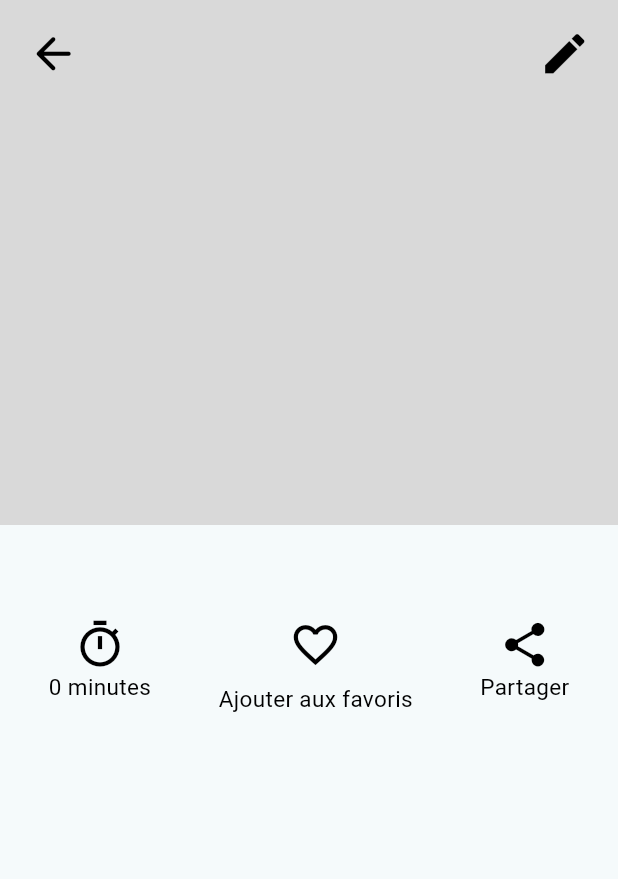
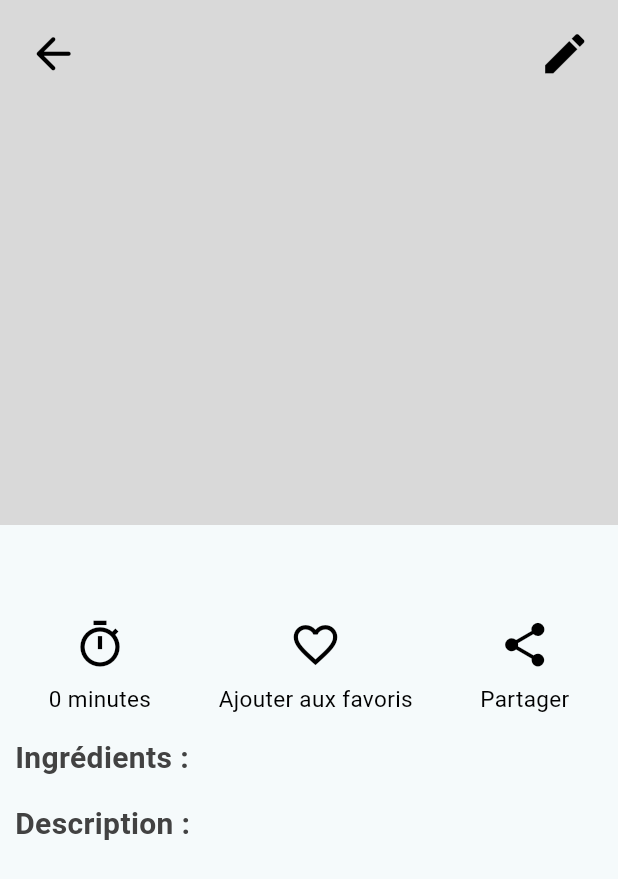
Before and after one commit to EstebanzG/recipes, a Flutter app: the DetailPage screen opened directly with empty values, on a phone screen of 412 x 824 dp. Shown: the top 879 px of the screen. Run offline on Flutter 3.47's test engine with Material 3 defaults, Android fonts, the phone set to English and light mode, and no system bars; our stand-ins replace drift, flutter_bloc, share_plus, sqlite3_flutter_libs, toastification; missing offline and left inert: sqlite3; accounts and stored records are empty; generated files the repository leaves out were written again.

Commit message:
[UPDATE] UI UX

```diff
--- a/lib/ui/pages/detail.page.dart
+++ b/lib/ui/pages/detail.page.dart
@@ -1,19 +1,32 @@
 import 'package:flutter/material.dart';
-import 'package:recipes/data/dto/recipe_detail_dto.dart';
 
+import '../../data/dto/recipe_detail_dto.dart';
 import '../cubit/recipes.cubit.dart';
 import '../widget/detail_information.dart';
 import 'form.page.dart';
 
-class DetailPage extends StatelessWidget {
+class DetailPage extends StatefulWidget {
   final RecipeDetailDto recipe;
   final RecipesCubit recipesCubit;
 
   const DetailPage({
-    super.key,
+    Key? key,
     required this.recipe,
     required this.recipesCubit,
-  });
+  }) : super(key: key);
+
+  @override
+  State<DetailPage> createState() => _DetailPageState();
+}
+
+class _DetailPageState extends State<DetailPage> {
+  late RecipeDetailDto localRecipe;
+
+  @override
+  void initState() {
+    super.initState();
+    localRecipe = widget.recipe;
+  }
 
   @override
   Widget build(BuildContext context) {
@@ -42,32 +55,32 @@ class DetailPage extends StatelessWidget {
                           Icons.arrow_back_rounded,
                           color: Colors.black,
                           size: 35.0,
-                          semanticLabel: 'back to Homepage',
+                          semanticLabel: 'Retour',
                         ),
                       ),
                       IconButton(
-                        onPressed: () {
-                          Navigator.push(
+                        onPressed: () async {
+                          var updatedRecipe = await Navigator.push(
                             context,
                             MaterialPageRoute(
-                                builder: (context) => FormPage(
-                                      recipe: RecipeDetailDto(
-                                        recipe.idRecipe,
-                                        recipe.favorite,
-                                        recipe.title,
-                                        recipe.description,
-                                        recipe.duration,
-                                        recipe.ingredients
-                                      ),
-                                      recipesCubit: recipesCubit,
-                                    )),
+                              builder: (context) => FormPage(
+                                recipe: localRecipe,
+                                recipesCubit: widget.recipesCubit,
+                              ),
+                            ),
                           );
+
+                          if (updatedRecipe != null) {
+                           setState(() {
+                             localRecipe = updatedRecipe;
+                           });
+                          }
                         },
                         icon: const Icon(
                           Icons.mode_edit_outline,
                           color: Colors.black,
                           size: 35.0,
-                          semanticLabel: 'Modify recipe',
+                          semanticLabel: 'Modifier la recette',
                         ),
                       ),
                     ],
@@ -75,7 +88,7 @@ class DetailPage extends StatelessWidget {
                 ),
               ],
             ),
-            DetailInformation(recipe: recipe, recipesCubit: recipesCubit)
+            DetailInformation(recipe: localRecipe, recipesCubit: widget.recipesCubit)
           ]),
         ),
       ),
--- a/lib/ui/pages/home.page.dart
+++ b/lib/ui/pages/home.page.dart
@@ -7,7 +7,7 @@ import '../cubit/recipes.cubit.dart';
 import '../cubit/recipes.states.dart';
 import '../widget/favorite_recipes.widget.dart';
 import '../widget/header.widget.dart';
-import '../widget/others_recipes.widget.dart';
+import '../widget/list_recipes.widget.dart';
 
 class HomePage extends StatefulWidget {
   const HomePage({
@@ -48,7 +48,7 @@ class _HomePageState extends State<HomePage> {
             child: Column(children: [
               const Header(),
               FavoriteRecipes(recipes: recipes),
-              OtherRecipes(recipes: recipes)
+              ListRecipes(recipes: recipes)
             ]),
           ),
         ),
--- a/lib/ui/widget/detail_information.dart
+++ b/lib/ui/widget/detail_information.dart
@@ -1,4 +1,5 @@
 import 'package:flutter/material.dart';
+import 'package:share_plus/share_plus.dart';
 
 import '../../data/dto/recipe_detail_dto.dart';
 import '../../src/services/recipe_service.dart';
@@ -40,6 +41,10 @@ class _DetailInformationState extends State<DetailInformation> {
     recipeService.updateRecipe(widget.recipe);
   }
 
+  void shareRecipe() {
+    Share.share(widget.recipe.toString());
+  }
+
   @override
   Widget build(BuildContext context) {
     return Padding(
@@ -50,12 +55,15 @@ class _DetailInformationState extends State<DetailInformation> {
             direction: Axis.horizontal,
             mainAxisAlignment: MainAxisAlignment.start,
             children: [
-              Text(
+              SizedBox(
+                width: MediaQuery.of(context).size.width - 50,
+                child: Text(
                   widget.recipe.title,
                   style: const TextStyle(
                     color: Colors.black,
                     fontSize: 24,
                     fontWeight: FontWeight.w700,
+                  ),
                 ),
               ),
             ],
@@ -70,11 +78,14 @@ class _DetailInformationState extends State<DetailInformation> {
               Flex(
                 direction: Axis.vertical,
                 children: [
-                  const Icon(
+                  IconButton(
+                    onPressed: () {},
+                    icon: const Icon(
                       Icons.timer_outlined,
                       color: Colors.black,
                       size: 35.0,
-                    semanticLabel: 'duration',
+                      semanticLabel: 'temps de réalisation',
+                    ),
                   ),
                   Text(
                     '${widget.recipe.duration} minutes',
@@ -97,11 +108,15 @@ class _DetailInformationState extends State<DetailInformation> {
                       isFavorite ? Icons.favorite : Icons.favorite_border,
                       color: Colors.black,
                       size: 35.0,
-                      semanticLabel: 'add to favorite',
+                      semanticLabel: isFavorite
+                          ? 'Supprimer des favoris'
+                          : 'Ajouter aux favoris',
                     ),
                   ),
                   Text(
-                    isFavorite ? 'Supprimer des favoris' : 'Ajouter aux favoris',
+                    isFavorite
+                        ? 'Supprimer des favoris'
+                        : 'Ajouter aux favoris',
                     style: const TextStyle(
                       color: Colors.black,
                       fontSize: 15,
@@ -110,16 +125,21 @@ class _DetailInformationState extends State<DetailInformation> {
                   ),
                 ],
               ),
-              const Flex(
+              Flex(
                 direction: Axis.vertical,
                 children: [
-                  Icon(
+                  IconButton(
+                    onPressed: () {
+                      shareRecipe();
+                    },
+                    icon: const Icon(
                       Icons.share,
                       color: Colors.black,
                       size: 35.0,
-                    semanticLabel: 'share',
+                      semanticLabel: 'partager',
                     ),
-                  Text(
+                  ),
+                  const Text(
                     'Partager',
                     style: TextStyle(
                       color: Colors.black,
@@ -132,10 +152,20 @@ class _DetailInformationState extends State<DetailInformation> {
             ],
           ),
           const SizedBox(
-            height: 10,
+            height: 15,
           ),
           Column(
             children: [
+              Row(children: [
+                Text(
+                  'Ingrédients :',
+                  style: TextStyle(
+                    fontWeight: FontWeight.w600,
+                    fontSize: 20,
+                    color: Colors.grey.shade800
+                  ),
+                ),
+              ]),
               for (var ingredient in widget.recipe.ingredients)
                 Row(
                   children: [
@@ -150,8 +180,22 @@ class _DetailInformationState extends State<DetailInformation> {
             ],
           ),
           const SizedBox(
-            height: 10,
+            height: 15,
           ),
+          Row(
+            children: [
+              Text(
+                'Description :',
+                style: TextStyle(
+                    fontWeight: FontWeight.w600,
+                    fontSize: 20,
+                    color: Colors.grey.shade800
+                ),
+              ),
+            ],
+          ),
+          Row(
+            children: [
               Text(
                 widget.recipe.description,
                 textAlign: TextAlign.justify,
@@ -162,6 +206,8 @@ class _DetailInformationState extends State<DetailInformation> {
                 ),
               ),
             ],
+          )
+        ],
       ),
     );
   }
--- a/lib/ui/widget/favorite_recipes.widget.dart
+++ b/lib/ui/widget/favorite_recipes.widget.dart
@@ -49,7 +49,7 @@ class _FavoriteRecipesState extends State<FavoriteRecipes> {
           TextSpan(
             children: [
               TextSpan(
-                text: 'Explore tes recettes ',
+                text: 'Explorez vos recettes ',
                 style: TextStyle(
                   color: Colors.black,
                   fontSize: 15,
--- a/pubspec.yaml
+++ b/pubspec.yaml
@@ -35,12 +35,14 @@ dependencies:
   path_provider: ^2.0.0
   path: ^1.8.3
   image_picker: ^1.0.7
+  toastification: ^1.2.0
 
 
   # The following adds the Cupertino Icons font to your application.
   # Use with the CupertinoIcons class for iOS style icons.
   cupertino_icons: ^1.0.2
   flutter_bloc: ^8.1.3
+  share_plus: ^7.2.1
 
 dev_dependencies:
   flutter_test:
```
Also changed, not shown: lib/data/dto/recipe_detail_dto.dart (+5 -2 lines), lib/ui/pages/form.page.dart (+62 -51 lines), lib/ui/widget/header.widget.dart (+15 -17 lines), lib/ui/widget/ingredient_form.widget.dart (+42 -10 lines), lib/ui/widget/list_recipes.widget.dart (renamed from lib/ui/widget/others_recipes.widget.dart, +6 -6 lines), pubspec.lock. Lines whose indentation alone changed are shown as unchanged.
